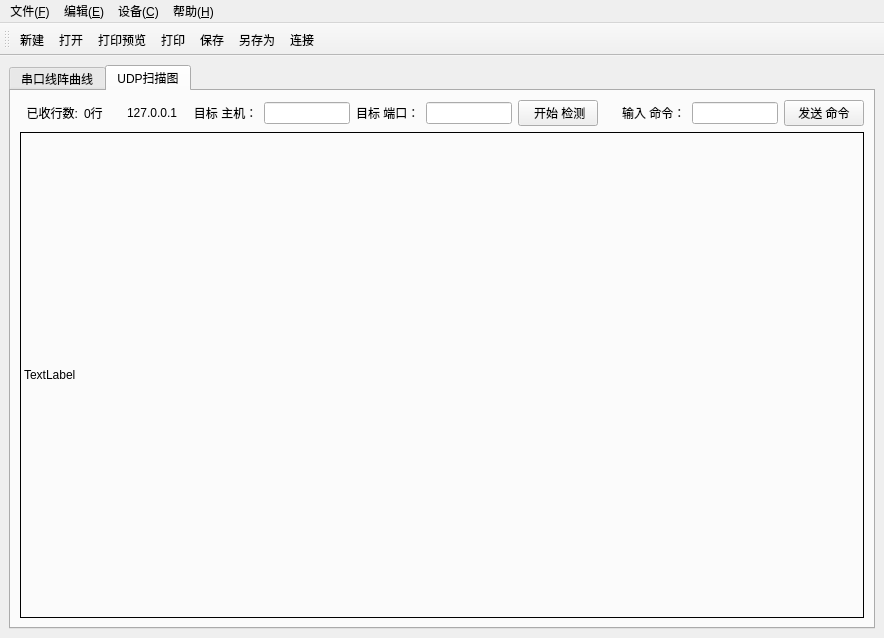
Qt form curve/mainwindowbase.ui (ILikeCpp/CurveClient) before a commit.
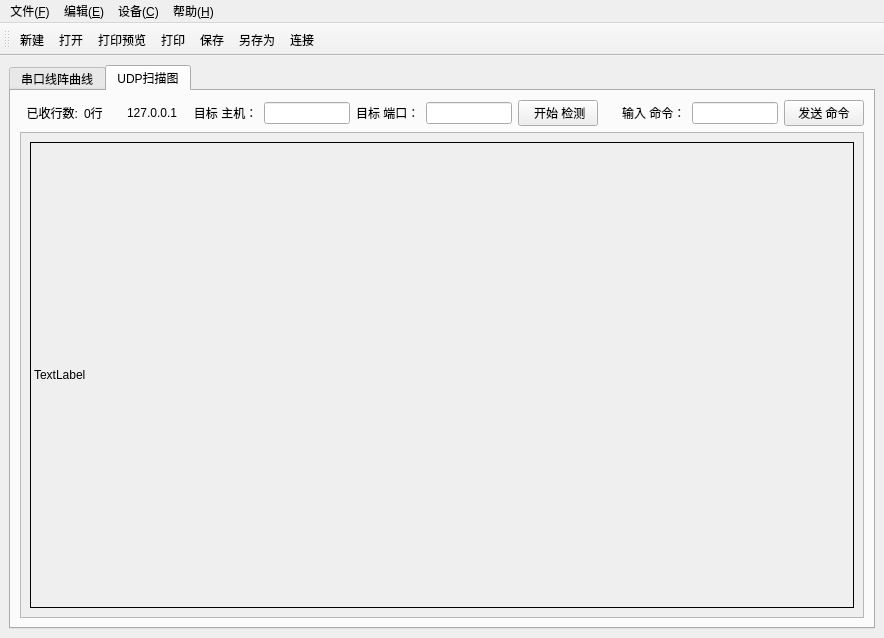
The same form after that commit. Icons and pictures are not drawn.

The edit to the form file:
```diff
--- a/curve/mainwindowbase.ui
+++ b/curve/mainwindowbase.ui
@@ -425,7 +425,7 @@
        <attribute name="title">
         <string>UDP扫描图</string>
        </attribute>
-       <layout class="QVBoxLayout" name="verticalLayout" stretch="0,1">
+       <layout class="QVBoxLayout" name="verticalLayout" stretch="0,0">
         <item>
          <layout class="QHBoxLayout" name="horizontalLayout_5">
           <item>
@@ -522,6 +522,21 @@
          </layout>
         </item>
         <item>
+         <widget class="QScrollArea" name="scrollArea">
+          <property name="widgetResizable">
+           <bool>true</bool>
+          </property>
+          <widget class="QWidget" name="scrollAreaWidgetContents">
+           <property name="geometry">
+            <rect>
+             <x>0</x>
+             <y>0</y>
+             <width>840</width>
+             <height>488</height>
+            </rect>
+           </property>
+           <layout class="QHBoxLayout" name="horizontalLayout_6">
+            <item>
          <widget class="QLabel" name="label_grayImage">
           <property name="frameShape">
            <enum>QFrame::Box</enum>
@@ -529,6 +544,10 @@
           <property name="text">
            <string>TextLabel</string>
           </property>
+             </widget>
+            </item>
+           </layout>
+          </widget>
          </widget>
         </item>
        </layout>
```
Lines whose indentation alone changed are shown as unchanged.
